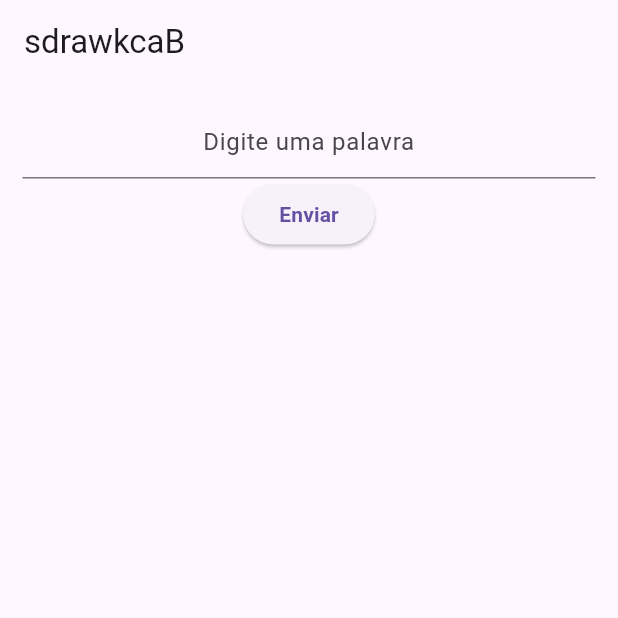
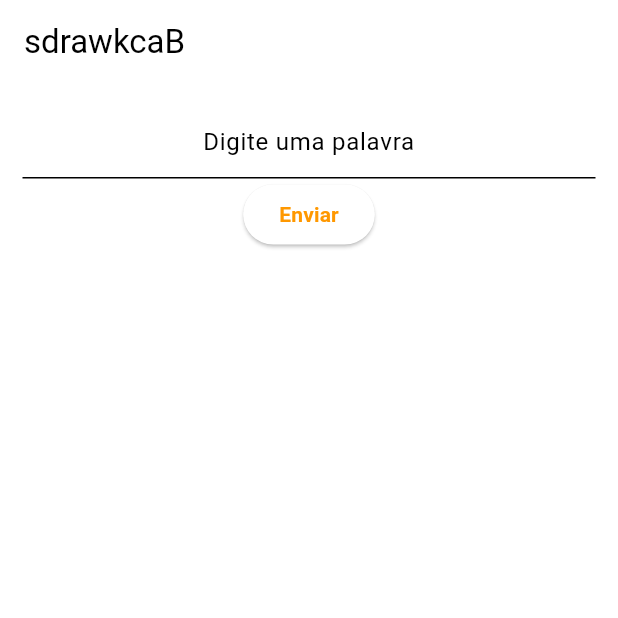
Before and after one commit to oJaciel/sdrawkcaB_App, a Flutter app: the screen it shows after launch, on a phone screen of 412 x 824 dp, the top half of it. Run offline on Flutter 3.47's test engine with Material 3 defaults, Android fonts, the light colour scheme and no system bars; our stand-ins replace flutter_tts; missing offline and left inert: pretty_animated_buttons.

Commit message:
Tema
Criado um arquivo de tema.

Registrado o tema da aplicação no main.

Modificado o botão de play, para a cor de tema.

```diff
--- a/lib/components/result_component.dart
+++ b/lib/components/result_component.dart
@@ -52,7 +52,7 @@ class ResultComponent extends StatelessWidget {
             height: MediaQuery.sizeOf(context).height * 0.05,
           ),
           PrettyWaveButton(
-            backgroundColor: Colors.blueAccent,
+            backgroundColor: Theme.of(context).colorScheme.primary,
             onPressed: () => provider.speak(reverseText()),
             child: Icon(
               Icons.play_arrow_rounded,
--- a/lib/main.dart
+++ b/lib/main.dart
@@ -1,5 +1,6 @@
 import 'package:flutter/material.dart';
 import 'package:sdrawkcab/screens/home_screen.dart';
+import 'package:sdrawkcab/theme/app_theme.dart';
 
 void main() {
   runApp(const MyApp());
@@ -12,6 +13,7 @@ class MyApp extends StatelessWidget {
   @override
   Widget build(BuildContext context) {
     return MaterialApp(
+      theme: AppTheme.appTheme,
       home: HomeScreen(),
       debugShowCheckedModeBanner: false,
     );
--- /dev/null
+++ b/lib/theme/app_theme.dart
@@ -0,0 +1,8 @@
+import 'package:flutter/material.dart';
+
+class AppTheme {
+  static final ThemeData appTheme = ThemeData(
+    colorScheme: ColorScheme.fromSwatch(primarySwatch: Colors.orange)
+        .copyWith(secondary: Colors.white)
+  );
+}
```
